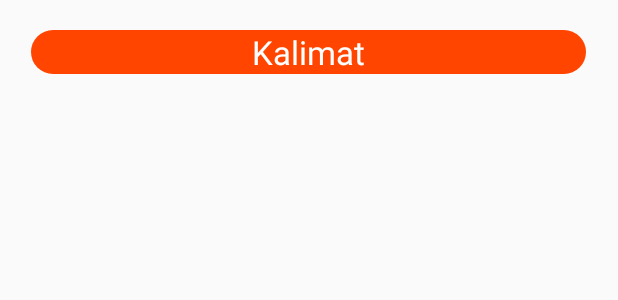
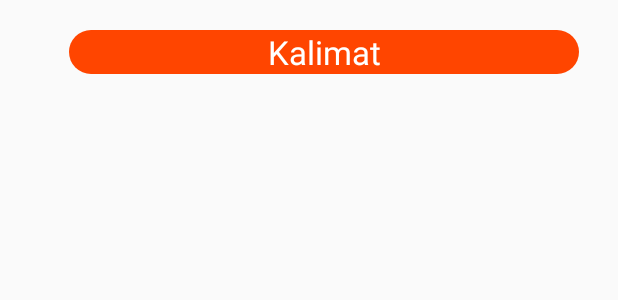
Before and after one commit to wirdakurnia/Deteksi-Hangeul, an Android app: the layout item_kalimat.xml on its own in the app's theme, with its tools: preview values and no code run, on a phone screen of 412 x 824 dp. Shown: the top 300 px of the screen. Run offline under Robolectric (Android 15) with nearby library versions, the phone set to English and light mode, and no system bars.

Commit message:
coba update xml

```diff
--- a/app/src/main/java/com/wirnin/hanguldetection/KalimatViewHolder.java
+++ b/app/src/main/java/com/wirnin/hanguldetection/KalimatViewHolder.java
@@ -5,11 +5,12 @@ import android.widget.LinearLayout;
 import android.widget.TextView;
 
 import androidx.annotation.NonNull;
+import androidx.constraintlayout.widget.ConstraintLayout;
 import androidx.recyclerview.widget.RecyclerView;
 
 public class KalimatViewHolder extends RecyclerView.ViewHolder {
     public TextView tvArti;
-    public LinearLayout ln;
+    public ConstraintLayout ln;
 
     public KalimatViewHolder(@NonNull View itemView) {
         super(itemView);
--- a/app/src/main/res/layout/activity_menu_utama.xml
+++ b/app/src/main/res/layout/activity_menu_utama.xml
@@ -24,18 +24,18 @@
         android:id="@+id/btnBaca"
         android:layout_width="300dp"
         android:layout_height="65dp"
+        android:layout_marginTop="40dp"
         android:background="@drawable/button_pilih"
         android:onClick="keMenuBaca"
         android:text="      PELAFALAN HANGEUL"
         android:textColor="@color/white"
         android:textSize="10pt"
-        android:layout_marginTop="40dp"
         app:layout_constraintBottom_toBottomOf="parent"
         app:layout_constraintEnd_toEndOf="parent"
         app:layout_constraintHorizontal_bias="0.648"
         app:layout_constraintStart_toStartOf="parent"
         app:layout_constraintTop_toTopOf="parent"
-        app:layout_constraintVertical_bias="0.144" />
+        app:layout_constraintVertical_bias="0.105" />
 
     <ImageView
         android:id="@+id/iconMarker"
--- a/app/src/main/res/layout/item_kalimat.xml
+++ b/app/src/main/res/layout/item_kalimat.xml
@@ -1,31 +1,26 @@
 <?xml version="1.0" encoding="utf-8"?>
-<androidx.constraintlayout.widget.ConstraintLayout
-    xmlns:android="http://schemas.android.com/apk/res/android"
+<androidx.constraintlayout.widget.ConstraintLayout xmlns:android="http://schemas.android.com/apk/res/android"
     xmlns:app="http://schemas.android.com/apk/res-auto"
-    android:layout_width="370dp"
+    xmlns:tools="http://schemas.android.com/tools"
+    android:id="@+id/ln"
+    android:background="@drawable/button_pilih"
+    android:layout_width="340dp"
     android:layout_height="wrap_content"
-    android:layout_marginLeft="20dp"
-    android:layout_marginRight="20dp"
     android:layout_marginTop="20dp"
+    android:layout_marginLeft="10dp"
     android:layout_gravity="center_horizontal"
     app:cardUseCompatPadding="true">
 
-    <LinearLayout
-        android:id="@+id/ln"
-        android:layout_width="match_parent"
-        android:layout_height="match_parent"
-        android:background="@drawable/button_pilih"
-        android:gravity="center"
-        app:layout_constraintEnd_toEndOf="parent"
-        app:layout_constraintStart_toStartOf="parent">
-
         <TextView
             android:id="@+id/tv_arti"
-            android:layout_width="match_parent"
+            android:layout_width="0dp"
             android:layout_height="wrap_content"
             android:text="Kalimat"
             android:textAlignment="center"
             android:textColor="@color/white"
-            android:textSize="10pt" />
-    </LinearLayout>
+            android:textSize="10pt"
+            app:layout_constraintEnd_toEndOf="parent"
+            app:layout_constraintStart_toStartOf="parent"
+            app:layout_constraintTop_toTopOf="parent" />
+
 </androidx.constraintlayout.widget.ConstraintLayout>
--- a/app/src/main/res/layout/item_kata.xml
+++ b/app/src/main/res/layout/item_kata.xml
@@ -3,9 +3,10 @@
     xmlns:app="http://schemas.android.com/apk/res-auto"
     xmlns:tools="http://schemas.android.com/tools"
     android:id="@+id/ln"
-    android:layout_marginLeft="20dp"
     android:background="@drawable/button_pilih"
-    android:layout_width="360dp"
+    android:layout_width="340dp"
+    android:layout_marginLeft="15dp"
+    android:layout_gravity="center_horizontal"
     android:layout_height="wrap_content"
     android:layout_marginTop="20dp"
     app:cardUseCompatPadding="true">
```
